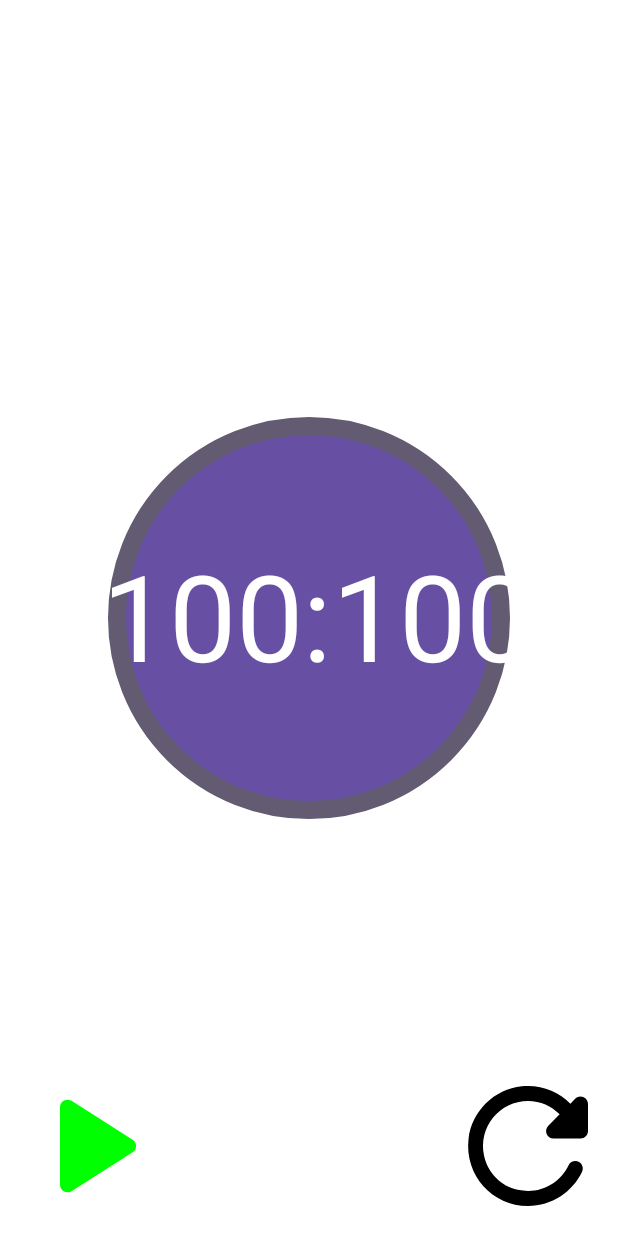
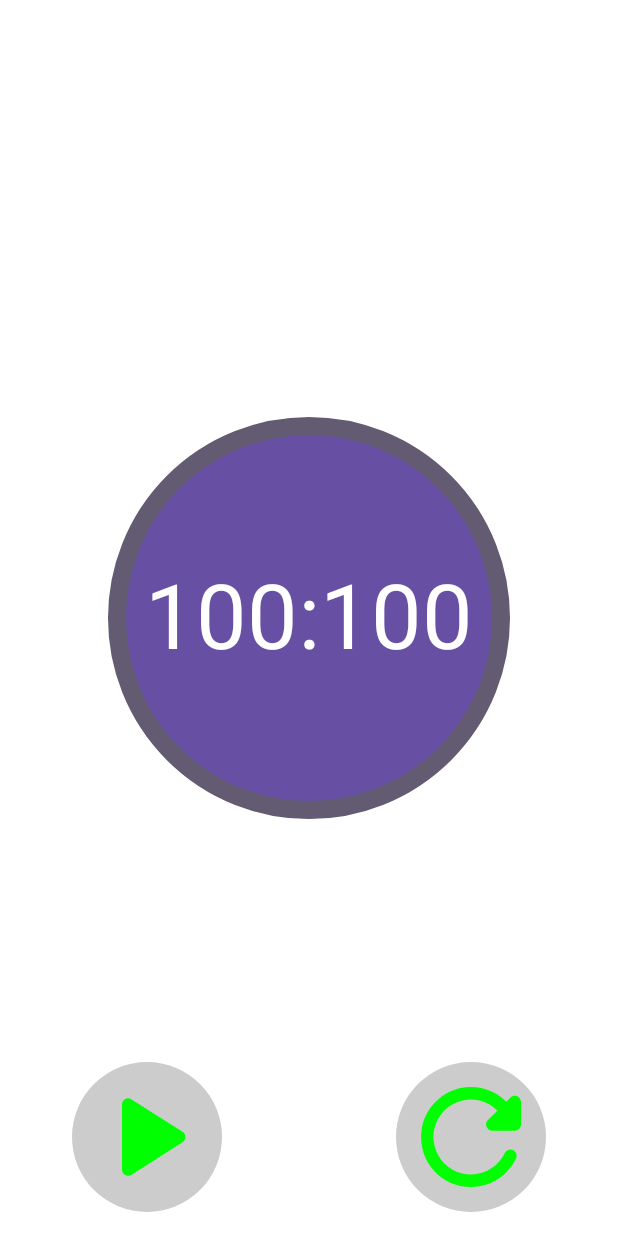
Before and after one commit to kkgosu/ComposeTimer, an Android app built with Jetpack Compose: the @Preview function Timer, on a phone screen of 412 x 824 dp. Run offline under Robolectric (Android 15) with nearby library versions, the phone set to English and light mode, and no system bars.

```diff
--- a/app/src/main/java/com/kvlg/composetimer/MainActivity.kt
+++ b/app/src/main/java/com/kvlg/composetimer/MainActivity.kt
@@ -1,6 +1,5 @@
 package com.kvlg.composetimer
 
-import android.graphics.Rect
 import android.os.Bundle
 import androidx.activity.ComponentActivity
 import androidx.activity.compose.setContent
@@ -12,17 +11,23 @@ import androidx.compose.animation.fadeIn
 import androidx.compose.animation.fadeOut
 import androidx.compose.foundation.Canvas
 import androidx.compose.foundation.background
+import androidx.compose.foundation.clickable
 import androidx.compose.foundation.gestures.detectDragGesturesAfterLongPress
+import androidx.compose.foundation.interaction.MutableInteractionSource
+import androidx.compose.foundation.layout.Arrangement
 import androidx.compose.foundation.layout.Box
+import androidx.compose.foundation.layout.BoxScope
+import androidx.compose.foundation.layout.Row
 import androidx.compose.foundation.layout.fillMaxSize
 import androidx.compose.foundation.layout.padding
 import androidx.compose.foundation.layout.size
+import androidx.compose.foundation.shape.CircleShape
 import androidx.compose.material.icons.Icons
 import androidx.compose.material.icons.rounded.ArrowBack
 import androidx.compose.material.icons.rounded.PlayArrow
 import androidx.compose.material.icons.rounded.Refresh
+import androidx.compose.material.ripple.rememberRipple
 import androidx.compose.material3.Icon
-import androidx.compose.material3.IconButton
 import androidx.compose.material3.MaterialTheme
 import androidx.compose.material3.Surface
 import androidx.compose.material3.Text
@@ -34,12 +39,11 @@ import androidx.compose.runtime.remember
 import androidx.compose.runtime.setValue
 import androidx.compose.ui.Alignment
 import androidx.compose.ui.Modifier
+import androidx.compose.ui.draw.clip
 import androidx.compose.ui.graphics.Color
-import androidx.compose.ui.graphics.Paint
 import androidx.compose.ui.graphics.StrokeCap
 import androidx.compose.ui.graphics.drawscope.Stroke
-import androidx.compose.ui.graphics.nativeCanvas
-import androidx.compose.ui.graphics.toArgb
+import androidx.compose.ui.graphics.vector.ImageVector
 import androidx.compose.ui.input.pointer.pointerInput
 import androidx.compose.ui.platform.LocalDensity
 import androidx.compose.ui.tooling.preview.Preview
@@ -63,95 +67,118 @@ class MainActivity : ComponentActivity() {
 @Composable
 @Preview
 fun Timer() {
-    Box(modifier = Modifier.fillMaxSize()) {
+    var timerValue1 by remember { mutableStateOf(100) }
+    var timerValue2 by remember { mutableStateOf(100) }
+    var isTutorialVisible by remember { mutableStateOf(false) }
     val angle = remember { Animatable(InitialValue) }
-        var isTutorialVisible by remember { mutableStateOf(false) }
     var isTimerStarted by remember { mutableStateOf(false) }
     val borderWidth = with(LocalDensity.current) { 12.dp.toPx() }
-        val textColor = Color.White
-        val textPaint = remember {
-            Paint().asFrameworkPaint().apply {
-                color = textColor.toArgb()
-                textSize = 120.sp.value
-            }
-        }
-        var timerValue1 by remember { mutableStateOf(100) }
-        var timerValue2 by remember { mutableStateOf(100) }
-        val text = "$timerValue1:$timerValue2"
-        val textRect = Rect()
-        textPaint.getTextBounds(text, 0, text.length, textRect)
+    var isInLeftSide by remember { mutableStateOf(false) }
     LaunchedEffect(key1 = isTimerStarted) {
         if (isTimerStarted) {
             angle.animateTo(targetValue = TargetValue, animationSpec = tween(durationMillis = 5000, easing = LinearEasing))
         }
     }
+    Box(modifier = Modifier
+        .fillMaxSize()
+        .padding(16.dp)) {
+        Box(modifier = Modifier.align(Alignment.Center)) {
             val background = MaterialTheme.colorScheme.primary
             val borderColor = MaterialTheme.colorScheme.secondary
             Canvas(modifier = Modifier
                 .align(Alignment.Center)
                 .padding(16.dp)
                 .size(256.dp)
-            .pointerInput(key1 = Unit) {
-                var isInRightPart = false
+                .pointerInput(Unit) {
                     detectDragGesturesAfterLongPress(
                         onDragStart = {
                             isTutorialVisible = true
-                        isInRightPart = it.x >= size.width / 2
+                            isInLeftSide = it.x <= size.width / 2
                         },
                         onDrag = { input, offset ->
-                        if (isInRightPart) {
+                            if (isInLeftSide) {
+                                timerValue1 -= offset.y.toInt()
+                            } else {
                                 timerValue2 -= offset.y.toInt()
-                        } else {
-                            timerValue1 -= offset.y.toInt()
                             }
                         },
                         onDragEnd = {
                             isTutorialVisible = false
+                        },
+                        onDragCancel = {
+                            isTutorialVisible = false
                         }
                     )
-            }) {
+                }
+            ) {
                 drawCircle(color = background)
                 drawArc(color = borderColor,
                     startAngle = StartAngle,
                     sweepAngle = angle.value,
                     useCenter = false,
                     style = Stroke(width = borderWidth, cap = StrokeCap.Round))
-            drawContext.canvas.nativeCanvas.drawText(
-                text,
-                size.width / 2 - textRect.width() / 2,
-                size.height / 2 + textRect.height() / 2,
-                textPaint
-            )
             }
-        IconButton(onClick = { isTimerStarted = !isTimerStarted }, modifier = Modifier
-            .align(Alignment.BottomStart)
-            .size(120.dp)) {
+            TimerText("$timerValue1", "$timerValue2", isTutorial = false)
+        }
         if (isTimerStarted) {
-                Icon(imageVector = Icons.Rounded.ArrowBack,
-                    tint = Color.Green,
-                    contentDescription = "Pause timer", modifier = Modifier.size(120.dp))
+            BottomButton(icon = Icons.Rounded.ArrowBack, onClick = { isTimerStarted = !isTimerStarted }, isLeftButton = true)
         } else {
-                Icon(imageVector = Icons.Rounded.PlayArrow,
-                    tint = Color.Green,
-                    contentDescription = "Star timer", modifier = Modifier.size(120.dp))
+            BottomButton(icon = Icons.Rounded.PlayArrow, onClick = { isTimerStarted = !isTimerStarted }, isLeftButton = true)
         }
-        }
-        IconButton(onClick = { }, modifier = Modifier
-            .align(Alignment.BottomEnd)
-            .size(120.dp)) {
-            Icon(imageVector = Icons.Rounded.Refresh,
-                tint = Color.Black,
-                contentDescription = "Reset timer", modifier = Modifier.size(120.dp))
+        BottomButton(icon = Icons.Rounded.Refresh, onClick = { isTimerStarted = !isTimerStarted }, isLeftButton = false)
     }
     AnimatedVisibility(visible = isTutorialVisible, enter = fadeIn(), exit = fadeOut()) {
         Box(modifier = Modifier
             .fillMaxSize()
             .background(color = Color.Black.copy(alpha = 0.7f))
             .padding(16.dp)) {
+            TimerText("$timerValue1", "$timerValue2", isTutorial = true, isLeftSide = isInLeftSide)
             Text(text = "Minutes", modifier = Modifier.align(Alignment.BottomStart))
             Text(text = "Seconds", modifier = Modifier.align(Alignment.BottomEnd))
         }
     }
+}
+
+@Composable
+fun BoxScope.BottomButton(
+    icon: ImageVector,
+    onClick: () -> Unit,
+    isLeftButton: Boolean,
+) {
+    val indication = rememberRipple(
+        bounded = false,
+        radius = 50.dp
+    )
+    val alignment = if (isLeftButton) Alignment.BottomStart else Alignment.BottomEnd
+    Icon(imageVector = icon,
+        tint = Color.Green,
+        contentDescription = "", modifier = Modifier
+            .padding(start = 32.dp, end = 32.dp)
+            .size(100.dp)
+            .align(alignment)
+            .clickable(interactionSource = remember { MutableInteractionSource() },
+                indication = indication,
+                onClick = onClick
+            )
+            .clip(CircleShape)
+            .background(Color.LightGray)
+    )
+}
+
+@Composable
+private fun BoxScope.TimerText(
+    value1: String,
+    value2: String,
+    isTutorial: Boolean = false,
+    isLeftSide: Boolean = true,
+) {
+    val leftTextColor = if (isTutorial && !isLeftSide) Color.Transparent else Color.White
+    val rightTextColor = if (isTutorial && isLeftSide) Color.Transparent else Color.White
+    val colonTextColor = if (isTutorial) Color.Transparent else Color.White
+    Row(horizontalArrangement = Arrangement.Center, modifier = Modifier.align(Alignment.Center)) {
+        Text(text = value1, color = leftTextColor, fontSize = 60.sp)
+        Text(text = ":", color = colonTextColor, fontSize = 60.sp)
+        Text(text = value2, color = rightTextColor, fontSize = 60.sp)
     }
 }
 
```
Lines whose indentation alone changed are shown as unchanged.
